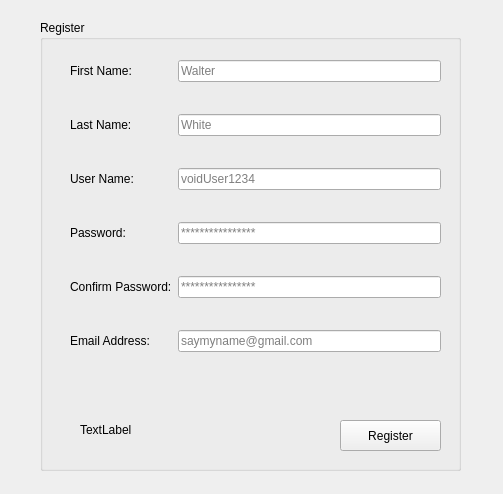
The window that registerpage.ui (borhanem/Messenger_Void_13) describes before a commit, drawn with Qt 5.
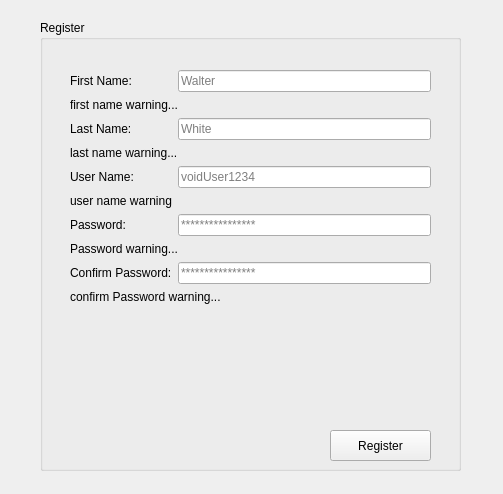
The same window after the commit.

```diff
--- a/registerpage.ui
+++ b/registerpage.ui
@@ -55,9 +55,9 @@
     <property name="geometry">
      <rect>
       <x>30</x>
-      <y>40</y>
-      <width>371</width>
-      <height>340</height>
+      <y>50</y>
+      <width>361</width>
+      <height>341</height>
      </rect>
     </property>
     <layout class="QFormLayout" name="formLayout_2">
@@ -76,17 +76,11 @@
       </widget>
      </item>
      <item row="1" column="0" colspan="2">
-      <spacer name="horizontalSpacer_4">
-       <property name="orientation">
-        <enum>Qt::Horizontal</enum>
+      <widget class="QLabel" name="fname_warning_lbl">
+       <property name="text">
+        <string>first name warning...</string>
        </property>
-       <property name="sizeHint" stdset="0">
-        <size>
-         <width>40</width>
-         <height>20</height>
-        </size>
-       </property>
-      </spacer>
+      </widget>
      </item>
      <item row="2" column="0">
       <widget class="QLabel" name="Password_lbl_2">
@@ -103,17 +97,11 @@
       </widget>
      </item>
      <item row="3" column="0" colspan="2">
-      <spacer name="horizontalSpacer_5">
-       <property name="orientation">
-        <enum>Qt::Horizontal</enum>
+      <widget class="QLabel" name="lnam_warning_lbl">
+       <property name="text">
+        <string>last name warning...</string>
        </property>
-       <property name="sizeHint" stdset="0">
-        <size>
-         <width>40</width>
-         <height>20</height>
-        </size>
-       </property>
-      </spacer>
+      </widget>
      </item>
      <item row="4" column="0">
       <widget class="QLabel" name="usrname_lbl">
@@ -129,6 +117,13 @@
        </property>
       </widget>
      </item>
+     <item row="5" column="0" colspan="2">
+      <widget class="QLabel" name="usrname_warning_lbl">
+       <property name="text">
+        <string>user name warning</string>
+       </property>
+      </widget>
+     </item>
      <item row="6" column="0">
       <widget class="QLabel" name="LName_lbl_2">
        <property name="text">
@@ -149,49 +144,6 @@
        </property>
       </widget>
      </item>
-     <item row="9" column="0" colspan="2">
-      <spacer name="horizontalSpacer_6">
-       <property name="orientation">
-        <enum>Qt::Horizontal</enum>
-       </property>
-       <property name="sizeHint" stdset="0">
-        <size>
-         <width>40</width>
-         <height>20</height>
-        </size>
-       </property>
-      </spacer>
-     </item>
-     <item row="10" column="0">
-      <widget class="QLabel" name="Email_lbl_2">
-       <property name="text">
-        <string>Email Address:</string>
-       </property>
-      </widget>
-     </item>
-     <item row="10" column="1">
-      <widget class="QLineEdit" name="Email_led_2">
-       <property name="text">
-        <string/>
-       </property>
-       <property name="placeholderText">
-        <string>saymyname@gmail.com</string>
-       </property>
-      </widget>
-     </item>
-     <item row="5" column="0" colspan="2">
-      <spacer name="horizontalSpacer">
-       <property name="orientation">
-        <enum>Qt::Horizontal</enum>
-       </property>
-       <property name="sizeHint" stdset="0">
-        <size>
-         <width>40</width>
-         <height>20</height>
-        </size>
-       </property>
-      </spacer>
-     </item>
      <item row="8" column="0">
       <widget class="QLabel" name="confirmpass_lbl">
        <property name="text">
@@ -210,25 +162,26 @@
       </widget>
      </item>
      <item row="7" column="0" colspan="2">
-      <spacer name="horizontalSpacer_2">
-       <property name="orientation">
-        <enum>Qt::Horizontal</enum>
+      <widget class="QLabel" name="password_warning_lbl">
+       <property name="text">
+        <string>Password warning...</string>
        </property>
-       <property name="sizeHint" stdset="0">
-        <size>
-         <width>40</width>
-         <height>20</height>
-        </size>
+      </widget>
+     </item>
+     <item row="9" column="0" colspan="2">
+      <widget class="QLabel" name="confirm_pass_warning_lbl">
+       <property name="text">
+        <string>confirm Password warning...</string>
        </property>
-      </spacer>
+      </widget>
      </item>
     </layout>
    </widget>
    <widget class="QPushButton" name="register_pbn">
     <property name="geometry">
      <rect>
-      <x>300</x>
-      <y>400</y>
+      <x>290</x>
+      <y>410</y>
       <width>101</width>
       <height>31</height>
      </rect>
@@ -237,19 +190,6 @@
      <string>Register</string>
     </property>
    </widget>
-   <widget class="QLabel" name="label">
-    <property name="geometry">
-     <rect>
-      <x>40</x>
-      <y>400</y>
-      <width>63</width>
-      <height>20</height>
-     </rect>
-    </property>
-    <property name="text">
-     <string>TextLabel</string>
-    </property>
-   </widget>
   </widget>
  </widget>
  <resources/>
```
